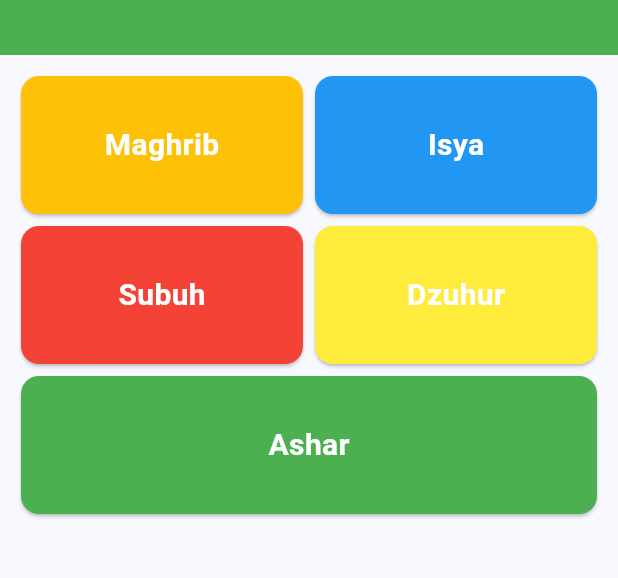
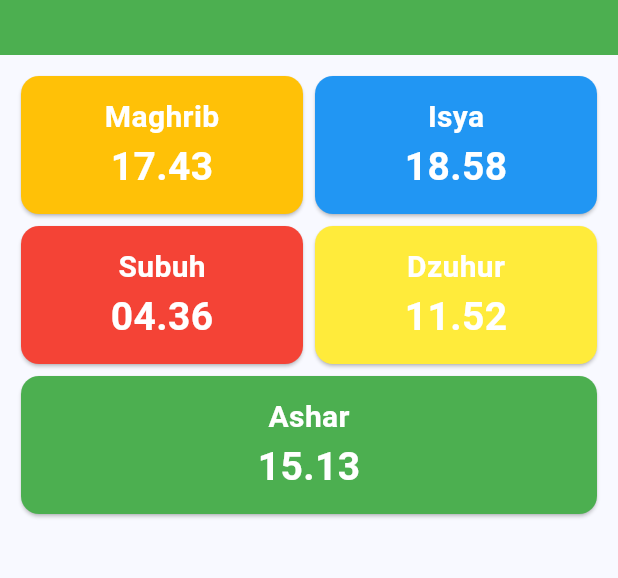
Before and after one commit to nendi123/spare_time, a Flutter app: the screen it shows after launch, on a phone screen of 412 x 824 dp, the part 95-673 px from its top. Run offline on Flutter 3.47's test engine with Material 3 defaults, Android fonts, the phone set to English and light mode, and no system bars.

Commit message:
:hammer: add time tommorrow

```diff
--- a/lib/main.dart
+++ b/lib/main.dart
@@ -101,6 +101,13 @@
                                       color: Colors.white,
                                       fontWeight: FontWeight.bold),
                                 ),
+                                Text(
+                                  '17.43',
+                                  style: TextStyle(
+                                      fontSize: 26,
+                                      color: Colors.white,
+                                      fontWeight: FontWeight.bold),
+                                ),
                               ],
                             ),
                           ),
@@ -119,6 +126,13 @@
                                   'Isya',
                                   style: TextStyle(
                                       fontSize: 20,
+                                      color: Colors.white,
+                                      fontWeight: FontWeight.bold),
+                                ),
+                                Text(
+                                  '18.58',
+                                  style: TextStyle(
+                                      fontSize: 26,
                                       color: Colors.white,
                                       fontWeight: FontWeight.bold),
                                 ),
@@ -149,6 +163,13 @@
                                       color: Colors.white,
                                       fontWeight: FontWeight.bold),
                                 ),
+                                Text(
+                                  '04.36',
+                                  style: TextStyle(
+                                      fontSize: 26,
+                                      color: Colors.white,
+                                      fontWeight: FontWeight.bold),
+                                ),
                               ],
                             ),
                           ),
@@ -167,6 +188,13 @@
                                   'Dzuhur',
                                   style: TextStyle(
                                       fontSize: 20,
+                                      color: Colors.white,
+                                      fontWeight: FontWeight.bold),
+                                ),
+                                Text(
+                                  '11.52',
+                                  style: TextStyle(
+                                      fontSize: 26,
                                       color: Colors.white,
                                       fontWeight: FontWeight.bold),
                                 ),
@@ -197,6 +225,13 @@
                                       color: Colors.white,
                                       fontWeight: FontWeight.bold),
                                 ),
+                                Text(
+                                  '15.13',
+                                  style: TextStyle(
+                                      fontSize: 26,
+                                      color: Colors.white,
+                                      fontWeight: FontWeight.bold),
+                                ),
                               ],
                             ),
                           ),
```
